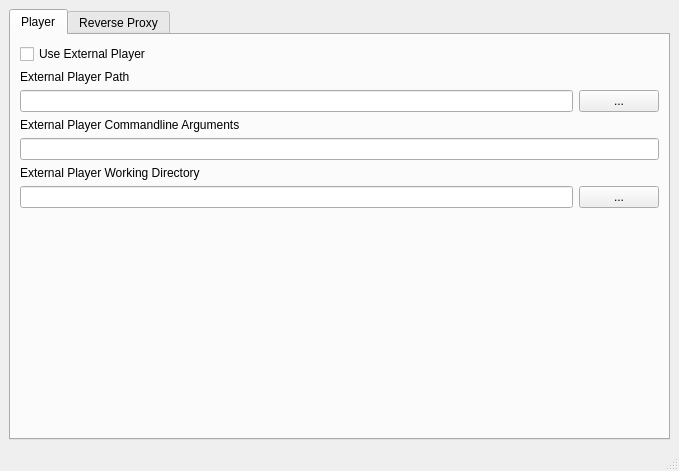
This is desktop/configurationwindow.ui in missdeer/hannah as Qt 5 draws it before an edit. The edited form follows.
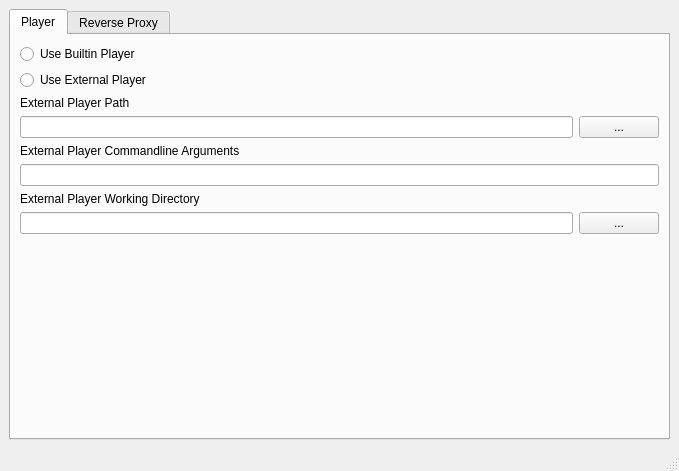
This is the edited form.

Commit message: add builtin player WIP

The edit to the form file:
```diff
--- a/desktop/configurationwindow.ui
+++ b/desktop/configurationwindow.ui
@@ -26,7 +26,14 @@
        </attribute>
        <layout class="QVBoxLayout" name="verticalLayout">
         <item>
-         <widget class="QCheckBox" name="useExternalPlayer">
+         <widget class="QRadioButton" name="useBuiltinPlayer">
+          <property name="text">
+           <string>Use Builtin Player</string>
+          </property>
+         </widget>
+        </item>
+        <item>
+         <widget class="QRadioButton" name="useExternalPlayer">
           <property name="text">
            <string>Use External Player</string>
           </property>
```
The commit also changes 48 other files.
